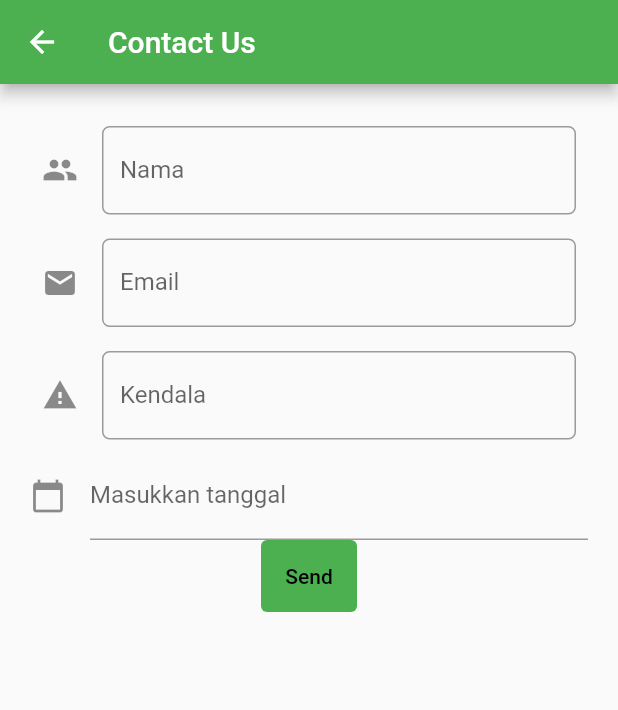
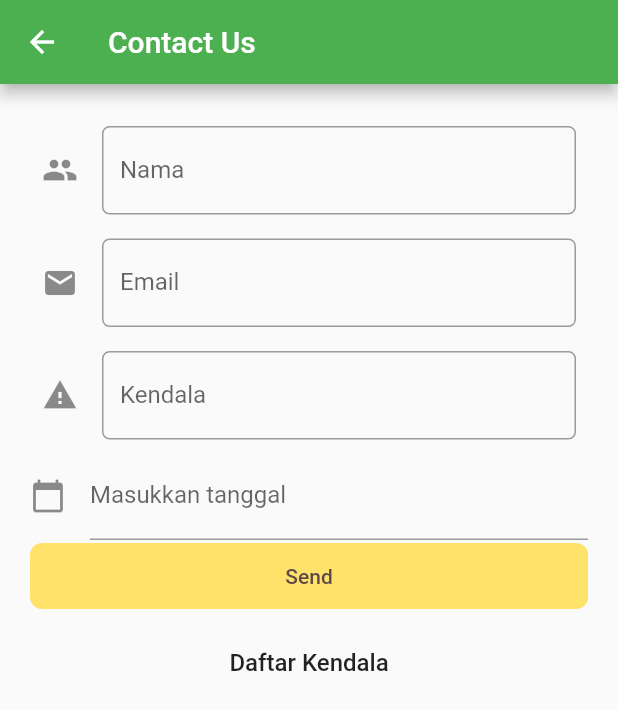
Before and after one commit to IpankCSUI/flutter-nobokek, a Flutter app: the MyContactPage screen opened directly, on a phone screen of 412 x 824 dp. Shown: the top 710 px of the screen. Run offline on Flutter 3.47's test engine with Material 2 defaults, Android fonts, the phone set to English and light mode, and no system bars; our stand-ins replace charts_flutter, firebase_auth, shared_preferences; missing offline and left inert: pbp_django_auth; accounts and stored records are empty.

Commit message:
up fecth contact

```diff
--- a/lib/contact/model/MyContact.dart
+++ /dev/null
@@ -1,65 +0,0 @@
-// To parse this JSON data, do
-//
-//     final contactList = contactListFromJson(jsonString);
-
-import 'dart:convert';
-
-List<ContactList> contactListFromJson(String str) => List<ContactList>.from(json.decode(str).map((x) => ContactList.fromJson(x)));
-
-String contactListToJson(List<ContactList> data) => json.encode(List<dynamic>.from(data.map((x) => x.toJson())));
-
-class ContactList {
-    ContactList({
-        required this.model,
-        required this.pk,
-        required this.fields,
-    });
-
-    String model;
-    int pk;
-    Fields fields;
-
-    factory ContactList.fromJson(Map<String, dynamic> json) => ContactList(
-        model: json["model"],
-        pk: json["pk"],
-        fields: Fields.fromJson(json["fields"]),
-    );
-
-    Map<String, dynamic> toJson() => {
-        "model": model,
-        "pk": pk,
-        "fields": fields.toJson(),
-    };
-}
-
-class Fields {
-    Fields({
-        required this.user,
-        required this.date,
-        required this.nama,
-        required this.alamat,
-        required this.masalah,
-    });
-
-    int user;
-    DateTime date;
-    String nama;
-    String alamat;
-    String masalah;
-
-    factory Fields.fromJson(Map<String, dynamic> json) => Fields(
-        user: json["user"],
-        date: DateTime.parse(json["date"]),
-        nama: json["nama"],
-        alamat: json["alamat"],
-        masalah: json["masalah"],
-    );
-
-    Map<String, dynamic> toJson() => {
-        "user": user,
-        "date": "${date.year.toString().padLeft(4, '0')}-${date.month.toString().padLeft(2, '0')}-${date.day.toString().padLeft(2, '0')}",
-        "nama": nama,
-        "alamat": alamat,
-        "masalah": masalah,
-    };
-}
--- a/lib/function/api.dart
+++ b/lib/function/api.dart
@@ -2,7 +2,7 @@ import 'dart:convert';
 import 'dart:developer';
 
 import 'package:flutter/material.dart';
-import 'package:flutter_nobokek/contact/model/MyContact.dart';
+import 'package:flutter_nobokek/models/contact.dart';
 import 'package:flutter_nobokek/models/money.dart';
 import 'package:flutter_nobokek/models/reportmodels.dart';
 import 'package:pbp_django_auth/pbp_django_auth.dart';
@@ -57,22 +57,6 @@ class NoBokekApi {
     }
   }
 
-  static Future<List<ContactList>?> fetchContact(BuildContext context) async {
-    const url = "https://nobokekk.up.railway.app/nobokek/json/";
-    final request = Provider.of<CookieRequest>(context, listen: false);
-    List<ContactList> listContact = [];
-    try {
-      final response = await request.get(url) as List<dynamic>;
-      for (var i = 0; i < response.length; i++) {
-        final contact = ContactList.fromJson(response[i]);
-        listContact.add(contact);
-      }
-      return listContact;
-    } catch (error) {
-      log("ERROR: $error");
-      return null;
-    }
-  }
   static Future<void> addTarget(
     BuildContext context,
     Map<String, dynamic> data,
@@ -166,6 +150,24 @@ class NoBokekApi {
       return null;
     }
   }
+
+  static Future<List<ContactList>?> fetchContact(BuildContext context) async {
+    const url = "https://nobokekk.up.railway.app/nobokek/json/";
+    final request = Provider.of<CookieRequest>(context, listen: false);
+    List<ContactList> listData = [];
+    try {
+      final response = await request.get(url) as List<dynamic>;
+      for (var i = 0; i < response.length; i++) {
+        final data = ContactList.fromJson(response[i]);
+        listData.add(data);
+      }
+      return listData;
+    } catch (error) {
+      log("ERROR: $error");
+      return null;
+    }
+  }
+
 static Future<void> addForum(
     BuildContext context,
     Map<String, dynamic> data,
@@ -181,11 +183,12 @@ static Future<void> addForum(
       // return false;
     }
   }
+
   static Future<void> addProblem(
     BuildContext context,
     Map<String, dynamic> data,
   ) async {
-    const url = "https://nobokekk.up.railway.app/nobokek/create_problem//";
+    const url = "https://nobokekk.up.railway.app/nobokek/create_problem/";
     final request = Provider.of<CookieRequest>(context, listen: false);
     try {
       await request.post(url, data);
--- /dev/null
+++ b/lib/models/contact.dart
@@ -0,0 +1,36 @@
+// To parse this JSON data, do
+//
+//     final contactList = contactListFromJson(jsonString);
+
+import 'dart:convert';
+
+List<ContactList> contactListFromJson(String str) => List<ContactList>.from(json.decode(str).map((x) => ContactList.fromJson(x)));
+
+String contactListToJson(List<ContactList> data) => json.encode(List<dynamic>.from(data.map((x) => x.toJson())));
+
+class ContactList {
+  final int pk;
+  final String nama;
+  final String alamat;
+  final String masalah;
+
+  ContactList({
+    required this.pk,
+    required this.nama,
+    required this.alamat,
+    required this.masalah,
+  });
+
+     factory ContactList.fromJson(Map<String, dynamic> json) => ContactList(
+        pk: json["pk"],
+        nama: json["fields"]["nama"],
+        alamat: json["fields"]["alamat"],
+        masalah: json["fields"]["masalah"],
+      );
+
+  Map<String, dynamic> toJson() => {
+        "nama": nama,
+        "alamat": alamat,
+        "masalah" : masalah,
+      };
+}
--- a/lib/contact/page/contact_form.dart
+++ b/lib/page/contact_form.dart
@@ -1,13 +1,14 @@
 import 'package:flutter/material.dart';
 import 'package:flutter_nobokek/main.dart';
 import 'package:flutter_nobokek/page/home_page.dart';
+import 'package:flutter_nobokek/page/main_page.dart';
 import 'package:flutter_nobokek/widgets/contact_card.dart';
 import 'package:flutter/services.dart';
 import 'package:intl/intl.dart';
-import '../../commons/styles/color_palettes.dart';
-import '../../function/api.dart';
-import '../../widgets/target_card.dart';
-import '../../widgets/yellow_button.dart';
+import '../commons/styles/color_palettes.dart';
+import '../function/api.dart';
+import '../widgets/target_card.dart';
+import '../widgets/yellow_button.dart';
 
 class MyContactPage extends StatefulWidget {
   const MyContactPage({super.key});
@@ -27,12 +28,9 @@ class MyContactPage extends StatefulWidget {
 
 class _MyContactPageState extends State<MyContactPage> {
   final _formKey = GlobalKey<FormState>();
-  String _nama = "";
-  String _email = "";
-  String _kendala = "";
-  List<String> _jenis = ['Pemasukan', 'Pengeluaran'];
-  var _jenisTerpilih = null;
-
+  String? _nama;
+  String? _email;
+  String? _kendala;
   TextEditingController dateInput = TextEditingController();
 
   @override
@@ -89,7 +87,6 @@ class _MyContactPageState extends State<MyContactPage> {
                     },
                   ),
                 ),
-
                 Padding(
                   // Menggunakan padding sebesar 8 pixels
                   padding: const EdgeInsets.all(8.0),
@@ -182,40 +179,38 @@ class _MyContactPageState extends State<MyContactPage> {
                     } else {}
                   },
                 ),
-                TextButton(
-                  child: const Text(
-                    "Send",
-                    style: TextStyle(color: Colors.black),
-                  ),
-                  style: ButtonStyle(
-                    backgroundColor: MaterialStateProperty.all(Colors.green),
-                    padding: MaterialStateProperty.all<EdgeInsets>(
-                        EdgeInsets.all(16)),
-                  ),
+                Center(
+                  child: YellowButton(
+                    label: "Send",
                     onPressed: () {
-                    if (_nama != null && _email != null && _kendala != null && dateInput != null) {
+                      if (_nama != null &&
+                          _email != null &&
+                          _kendala != null) {
                         final data = {
                           "nama": _nama,
-                        "email": _email,
-                        "kendala": _kendala,
-                        "dateInput": dateInput,
+                          "alamat": _email,
+                          "masalah": _kendala,
                         };
                         NoBokekApi.addProblem(context, data);
                         Navigator.pushAndRemoveUntil(
                             context,
                             MaterialPageRoute(
-                            builder: (context) => const MyHomePage(
+                              builder: (context) => const MainPage(
+                                page: 5,
                               ),
                             ),
                             (route) => false);
-                      ScaffoldMessenger.of(context).showSnackBar(
-                        const SnackBar(
-                          content: Text('Data berhasil disimpan!'),
-                          backgroundColor: Colors.green,
+                      }
+                    },
                   ),
-                      );
-                    }
-                  }
+                ),
+                const SizedBox(height: 24),
+                Text(
+                  "Daftar Kendala",
+                  style: Theme.of(context)
+                      .textTheme
+                      .subtitle1!
+                      .copyWith(fontWeight: FontWeight.w500),
                 ),
             FutureBuilder(
               future: NoBokekApi.fetchContact(context),
@@ -230,10 +225,8 @@ class _MyContactPageState extends State<MyContactPage> {
                       return Padding(
                         padding: const EdgeInsets.symmetric(vertical: 5.0),
                         child: ContactCard(
-                          nama: snapshot.data![index].fields.nama,
-                          kendala: snapshot.data![index].fields.masalah,
-                          onPressed: () {
-                          },
+                          nama: snapshot.data![index].nama,
+                          masalah: snapshot.data![index].masalah,
                         ),
                       );
                     }),
@@ -250,7 +243,6 @@ class _MyContactPageState extends State<MyContactPage> {
                 }
               },
             ),
-
               ],
             ),
           ),
--- a/lib/page/home_page.dart
+++ b/lib/page/home_page.dart
@@ -1,5 +1,5 @@
 import "package:flutter/material.dart";
-import 'package:flutter_nobokek/contact/page/contact_form.dart';
+import 'package:flutter_nobokek/page/contact_form.dart';
 import 'package:flutter_nobokek/page/add.dart';
 import 'package:flutter_nobokek/page/report_page.dart';
 import 'package:flutter_nobokek/page/forum.dart';
--- a/lib/page/main_page.dart
+++ b/lib/page/main_page.dart
@@ -1,6 +1,6 @@
 import "package:flutter/material.dart";
 import 'package:flutter_nobokek/commons/styles/color_palettes.dart';
-import 'package:flutter_nobokek/contact/page/contact_form.dart';
+import 'package:flutter_nobokek/page/contact_form.dart';
 import 'package:flutter_nobokek/page/add.dart';
 import 'package:flutter_nobokek/page/forum.dart';
 import 'package:flutter_nobokek/page/home_page.dart';
--- a/lib/widgets/drawer.dart
+++ b/lib/widgets/drawer.dart
@@ -1,6 +1,6 @@
 
 import 'package:flutter_nobokek/page/add.dart';
-import 'package:flutter_nobokek/page/contact.dart';
+import 'package:flutter_nobokek/page/contact_form.dart';
 import 'package:flutter_nobokek/page/forum.dart';
 import 'package:flutter_nobokek/page/home_page.dart';
 import 'package:flutter_nobokek/page/report_page.dart';
```
Also changed, not shown: lib/contact/model/fetch.dart (deleted, +0 -27 lines), lib/page/contact.dart (deleted, +0 -86 lines), lib/widgets/contact_card.dart (+5 -13 lines). Lines whose indentation alone changed are shown as unchanged.
